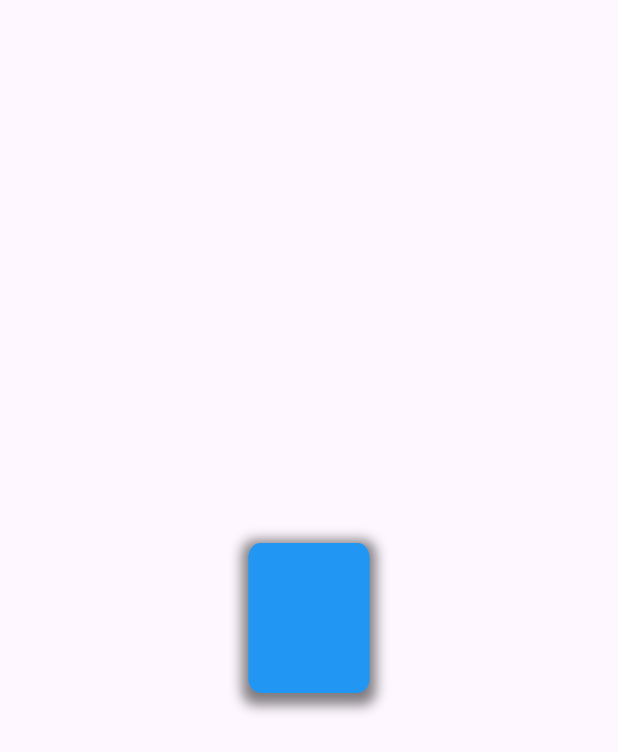
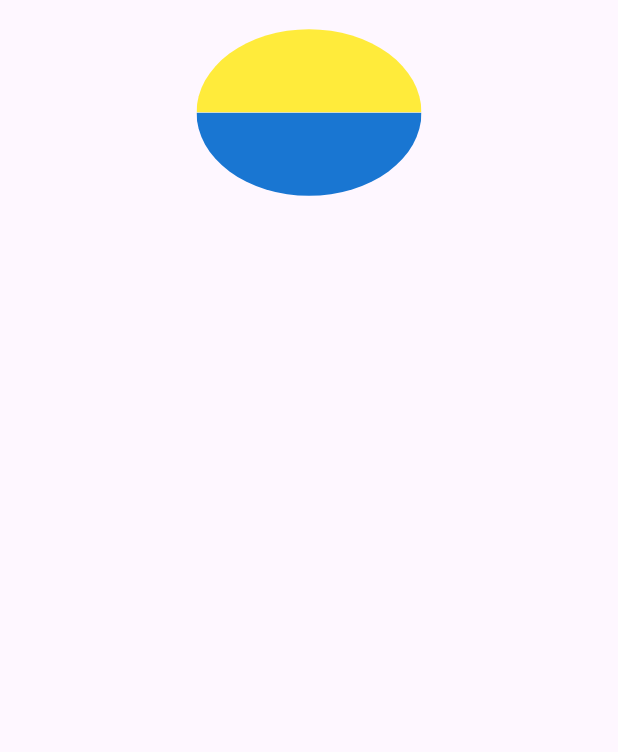
Before and after one commit to thedarkknight13/flutteranimations, a Flutter app: the screen it shows after launch, on a phone screen of 412 x 824 dp. Shown: the top 752 px of the screen. Run offline on Flutter 3.47's test engine with Material 3 defaults, Android fonts, the phone set to English and light mode, and no system bars.

Commit message:
step 3: added multi axes rotation

```diff
--- a/lib/main.dart
+++ b/lib/main.dart
@@ -1,5 +1,5 @@
 import 'package:flutter/material.dart';
-import 'package:flutteranimations/rotating_container/my_home_page.dart';
+import 'package:flutteranimations/rotating_around_multiple_axes/rotating_around_multiple_axes.dart';
 
 void main() {
   runApp(const MyApp());
@@ -17,7 +17,7 @@ class MyApp extends StatelessWidget {
         colorScheme: ColorScheme.fromSeed(seedColor: Colors.deepPurple),
         useMaterial3: true,
       ),
-      home: MyHomePage(),
+      home: RotatingAroundMultipleAxes(),
     );
   }
 }
--- /dev/null
+++ b/lib/rotating_around_multiple_axes/rotating_around_multiple_axes.dart
@@ -0,0 +1,223 @@
+import 'package:flutter/material.dart';
+import 'dart:math' show pi;
+
+enum CircleSide {
+  left,
+  right,
+}
+
+extension ToPath on CircleSide {
+  Path toPath(Size size) {
+    final path = Path();
+
+    late Offset offset;
+    late bool clockwise;
+
+    switch (this) {
+      case CircleSide.left:
+        path.moveTo(size.width, 0);
+        offset = Offset(size.width, size.height);
+        clockwise = false;
+        break;
+      case CircleSide.right:
+        offset = Offset(0, size.height);
+        clockwise = true;
+        break;
+    }
+
+    path.arcToPoint(
+      offset,
+      radius: Radius.elliptical(size.width / 2, size.height / 2),
+      clockwise: clockwise,
+    );
+
+    path.close();
+    return path;
+  }
+}
+
+class HalfCircleClipper extends CustomClipper<Path> {
+  final CircleSide side;
+
+  const HalfCircleClipper({
+    required this.side,
+  });
+
+  @override
+  Path getClip(Size size) => side.toPath(size);
+
+  @override
+  bool shouldReclip(covariant CustomClipper<Path> oldClipper) => true;
+}
+
+class RotatingAroundMultipleAxes extends StatefulWidget {
+  const RotatingAroundMultipleAxes({super.key});
+
+  @override
+  State<RotatingAroundMultipleAxes> createState() =>
+      _RotatingAroundMultipleAxesState();
+}
+
+class _RotatingAroundMultipleAxesState extends State<RotatingAroundMultipleAxes>
+    with TickerProviderStateMixin {
+  late AnimationController _counterClockwiseRotationController;
+  late Animation<double> _counterClockwiseRotationAnimation;
+
+  late AnimationController _flipController;
+  late Animation<double> _flipAnimation;
+
+  @override
+  void initState() {
+    super.initState();
+    _counterClockwiseRotationController = AnimationController(
+      vsync: this,
+      duration: const Duration(seconds: 1),
+    );
+
+    _counterClockwiseRotationAnimation = Tween<double>(
+      begin: 0,
+      end: -(pi / 2),
+    ).animate(
+      CurvedAnimation(
+        parent: _counterClockwiseRotationController,
+        curve: Curves.bounceOut,
+      ),
+    );
+
+    // flip animation
+    _flipController = AnimationController(
+      vsync: this,
+      duration: const Duration(seconds: 1),
+    );
+
+    _flipAnimation = Tween<double>(
+      begin: 0,
+      end: pi,
+    ).animate(
+      CurvedAnimation(
+        parent: _flipController,
+        curve: Curves.bounceOut,
+      ),
+    );
+
+    // status listeners
+    _counterClockwiseRotationController.addStatusListener((status) {
+      if (status == AnimationStatus.completed) {
+        _flipAnimation = Tween<double>(
+          begin: _flipAnimation.value,
+          end: _flipAnimation.value + pi,
+        ).animate(
+          CurvedAnimation(
+            parent: _flipController,
+            curve: Curves.bounceOut,
+          ),
+        );
+        // reset flip controller and start the animation
+        _flipController
+          ..reset()
+          ..forward();
+      }
+    });
+
+    _flipController.addStatusListener(
+      (status) {
+        if (status == AnimationStatus.completed) {
+          _counterClockwiseRotationAnimation = Tween<double>(
+            begin: _counterClockwiseRotationAnimation.value,
+            end: _counterClockwiseRotationAnimation.value + -(pi / 2),
+          ).animate(
+            CurvedAnimation(
+              parent: _counterClockwiseRotationController,
+              curve: Curves.bounceOut,
+            ),
+          );
+
+          _counterClockwiseRotationController
+            ..reset()
+            ..forward();
+        }
+      },
+    );
+  }
+
+  @override
+  void dispose() {
+    _counterClockwiseRotationController.dispose();
+    _flipController.dispose();
+    super.dispose();
+  }
+
+  @override
+  Widget build(BuildContext context) {
+    Future.delayed(
+      const Duration(seconds: 1),
+      () {
+        _counterClockwiseRotationController
+          ..reset()
+          ..forward();
+      },
+    );
+
+    return Scaffold(
+      body: SafeArea(
+        child: AnimatedBuilder(
+          animation: _counterClockwiseRotationController,
+          builder: (context, child) {
+            return Transform(
+              alignment: Alignment.center,
+              transform: Matrix4.identity()
+                ..rotateZ(
+                  _counterClockwiseRotationAnimation.value,
+                ),
+              child: Row(
+                mainAxisAlignment: MainAxisAlignment.center,
+                children: [
+                  AnimatedBuilder(
+                    animation: _flipAnimation,
+                    builder: (context, child) {
+                      return Transform(
+                        alignment: Alignment.centerRight,
+                        transform: Matrix4.identity()
+                          ..rotateY(
+                            _flipAnimation.value,
+                          ),
+                        child: ClipPath(
+                          clipper: HalfCircleClipper(side: CircleSide.left),
+                          child: Container(
+                            color: Colors.blue[700],
+                            width: 150,
+                            height: 150,
+                          ),
+                        ),
+                      );
+                    },
+                  ),
+                  AnimatedBuilder(
+                    animation: _flipAnimation,
+                    builder: (context, child) {
+                      return Transform(
+                        alignment: Alignment.centerLeft,
+                        transform: Matrix4.identity()
+                          ..rotateY(
+                            _flipAnimation.value,
+                          ),
+                        child: ClipPath(
+                          clipper: HalfCircleClipper(side: CircleSide.right),
+                          child: Container(
+                            color: Colors.yellow[500],
+                            width: 150,
+                            height: 150,
+                          ),
+                        ),
+                      );
+                    },
+                  ),
+                ],
+              ),
+            );
+          },
+        ),
+      ),
+    );
+  }
+}
--- a/lib/rotating_container/my_home_page.dart
+++ b/lib/rotating_container/rotating_container.dart
@@ -1,14 +1,14 @@
 import 'package:flutter/material.dart';
 import 'dart:math' show pi;
 
-class MyHomePage extends StatefulWidget {
-  const MyHomePage({super.key});
+class RotatingContainer extends StatefulWidget {
+  const RotatingContainer({super.key});
 
   @override
-  State<MyHomePage> createState() => _MyHomePageState();
+  State<RotatingContainer> createState() => _RotatingContainerState();
 }
 
-class _MyHomePageState extends State<MyHomePage>
+class _RotatingContainerState extends State<RotatingContainer>
     with SingleTickerProviderStateMixin {
   late AnimationController _controller;
   late Animation<double> _animation;
```
